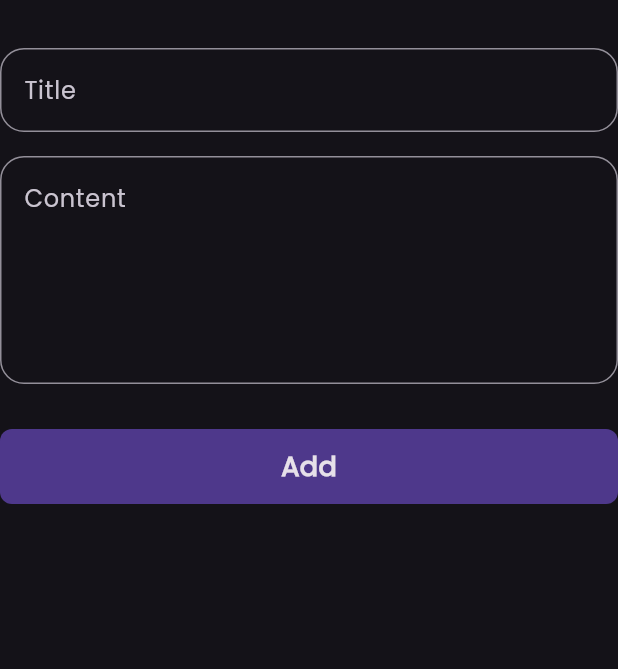
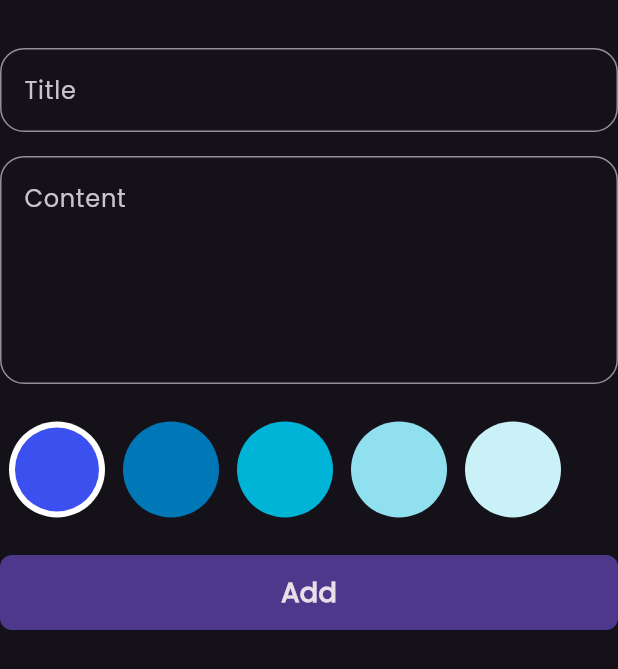
Before and after one commit to MichaelSalama265/notes_app, a Flutter app: the AddNoteForm widget shown alone on an empty page, opened directly, on a phone screen of 412 x 824 dp. Shown: the top 669 px of the screen. Run offline on Flutter 3.47's test engine with Material 3 defaults, Android fonts, the phone set to English and light mode, and no system bars; our stand-ins replace bloc, flutter_bloc, hive, hive_flutter; accounts and stored records are empty.

Commit message:
create colors list view

```diff
--- /dev/null
+++ b/lib/Widgets/Colors_List_View.dart
@@ -0,0 +1,60 @@
+import 'package:flutter/cupertino.dart';
+import 'package:flutter/material.dart';
+
+class colorItem extends StatelessWidget {
+  const colorItem({super.key, required this.isActive, required this.color});
+  final bool isActive;
+  final Color color;
+  @override
+  Widget build(BuildContext context) {
+    return isActive
+        ? CircleAvatar(
+          radius: 32,
+          backgroundColor: Colors.white,
+          child:  CircleAvatar(backgroundColor: color, radius: 28),
+        )
+        :  CircleAvatar(backgroundColor: color, radius: 32);
+  }
+}
+
+class colorsListView extends StatefulWidget {
+  const colorsListView({super.key});
+
+  @override
+  State<colorsListView> createState() => _colorsListViewState();
+}
+
+class _colorsListViewState extends State<colorsListView> {
+  int currentIndex = 0;
+  List<Color> Colors = const [
+    Color(0xff03045EE),
+    Color(0xff0077B6),
+    Color(0xff00B4D8),
+    Color(0xff90E0EF),
+    Color(0xffCAF0F8),
+  ];
+  @override
+  Widget build(BuildContext context) {
+    return SizedBox(
+      height: 32 * 2,
+      child: ListView.builder(
+        scrollDirection: Axis.horizontal,
+        itemCount: Colors.length,
+        itemBuilder: (context, index) {
+          return Padding(
+            padding: const EdgeInsets.symmetric(horizontal: 6),
+            child: GestureDetector(
+              onTap: () {
+                currentIndex = index;
+                setState(() {});
+              },
+              child: colorItem(
+                color: Colors[index],
+                isActive: currentIndex == index),
+            ),
+          );
+        },
+      ),
+    );
+  }
+}
--- a/lib/Widgets/add_note_form.dart
+++ b/lib/Widgets/add_note_form.dart
@@ -3,6 +3,7 @@ import 'package:flutter_bloc/flutter_bloc.dart';
 import 'package:intl/intl.dart';
 import 'package:notes_app/Cubits/add_note_cubit/add_note_cubit.dart';
 import 'package:notes_app/Models/note_model.dart';
+import 'package:notes_app/Widgets/Colors_List_View.dart';
 import 'package:notes_app/Widgets/Custom_Text_Form_field.dart';
 import 'package:notes_app/Widgets/custom_botton.dart';
 
@@ -43,7 +44,9 @@ class _AddNoteFormState extends State<AddNoteForm> {
             hint: 'Content',
             maxlines: 5,
           ),
-          const SizedBox(height: 30),
+          const SizedBox(height: 25),
+          const colorsListView(),
+          const SizedBox(height: 25),
           BlocBuilder<AddNoteCubit, AddNoteState>(
             builder: (context, state) {
               return CustomBotton(
```
